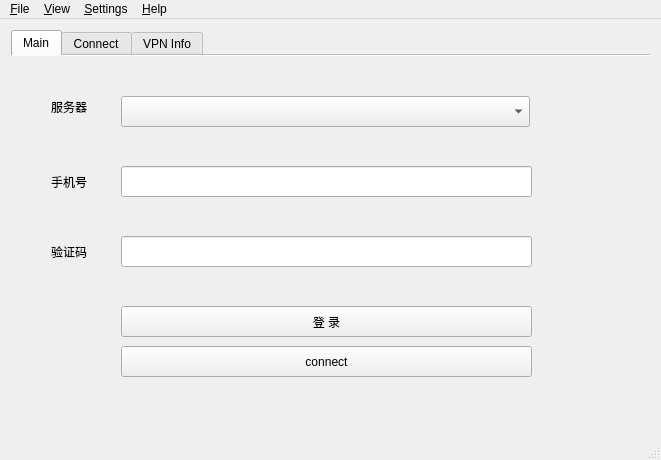
Before: the Qt Designer form src/dialog/mainwindow.ui in 13418485892/openconnect-gui, drawn with Qt 5.
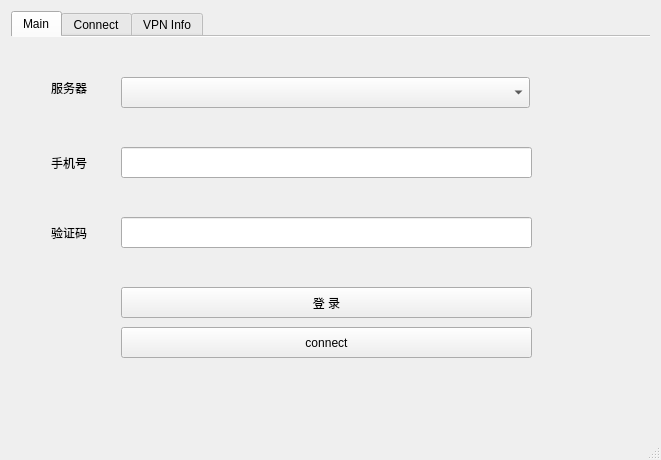
After: the same form once the commit is applied. Icons and pictures are not drawn.

```diff
--- a/src/dialog/mainwindow.ui
+++ b/src/dialog/mainwindow.ui
@@ -433,63 +433,6 @@
    </layout>
   </widget>
   <widget class="QStatusBar" name="statusBar"/>
-  <widget class="QMenuBar" name="menuBar">
-   <property name="geometry">
-    <rect>
-     <x>0</x>
-     <y>0</y>
-     <width>661</width>
-     <height>23</height>
-    </rect>
-   </property>
-   <widget class="QMenu" name="menuFile">
-    <property name="title">
-     <string>&amp;File</string>
-    </property>
-    <widget class="QMenu" name="menuProfiles">
-     <property name="title">
-      <string>&amp;Profiles</string>
-     </property>
-     <addaction name="actionNewProfile"/>
-     <addaction name="actionNewProfileAdvanced"/>
-     <addaction name="actionEditSelectedProfile"/>
-     <addaction name="actionRemoveSelectedProfile"/>
-    </widget>
-    <addaction name="menuProfiles"/>
-    <addaction name="separator"/>
-    <addaction name="actionQuit"/>
-   </widget>
-   <widget class="QMenu" name="menuHelp">
-    <property name="title">
-     <string>&amp;Help</string>
-    </property>
-    <addaction name="actionWebSite"/>
-    <addaction name="separator"/>
-    <addaction name="actionAbout"/>
-    <addaction name="actionAboutQt"/>
-   </widget>
-   <widget class="QMenu" name="menuView">
-    <property name="title">
-     <string>&amp;View</string>
-    </property>
-    <addaction name="actionLogWindow"/>
-   </widget>
-   <widget class="QMenu" name="menuSettings">
-    <property name="title">
-     <string>&amp;Settings</string>
-    </property>
-    <addaction name="actionMinimizeToTheNotificationArea"/>
-    <addaction name="actionMinimizeTheApplicationInsteadOfClosing"/>
-    <addaction name="separator"/>
-    <addaction name="actionStartMinimized"/>
-    <addaction name="separator"/>
-    <addaction name="actionSingleInstanceMode"/>
-   </widget>
-   <addaction name="menuFile"/>
-   <addaction name="menuView"/>
-   <addaction name="menuSettings"/>
-   <addaction name="menuHelp"/>
-  </widget>
   <action name="actionQuit">
    <property name="text">
     <string>&amp;Quit</string>
```
Left out of the diff: 2 changed lines with no effect on the pictures.
